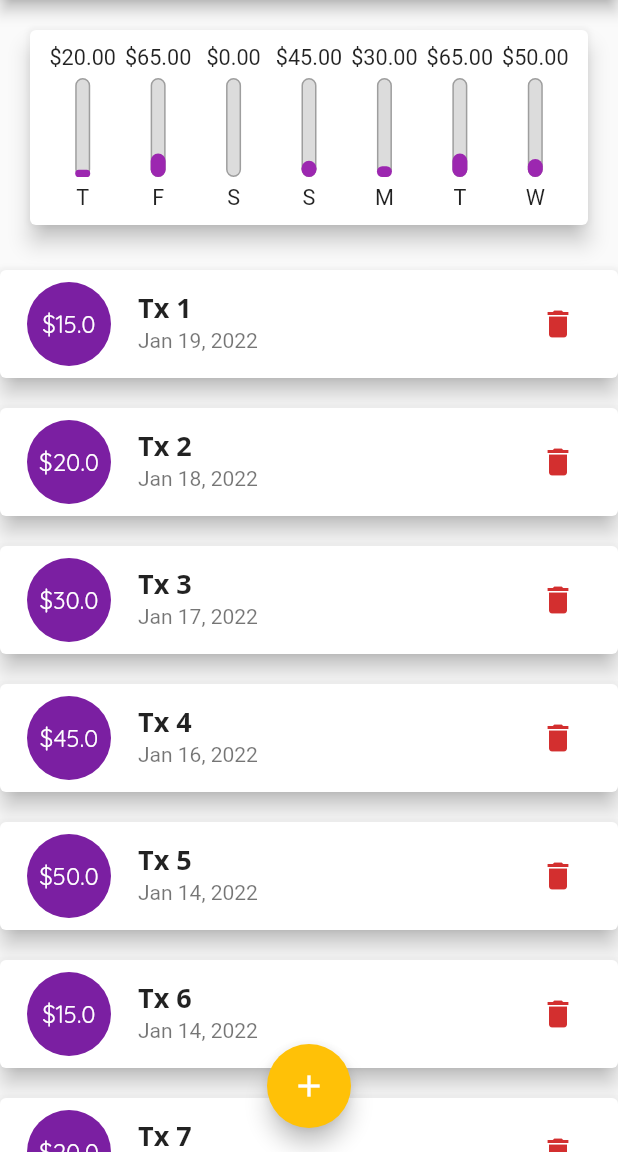
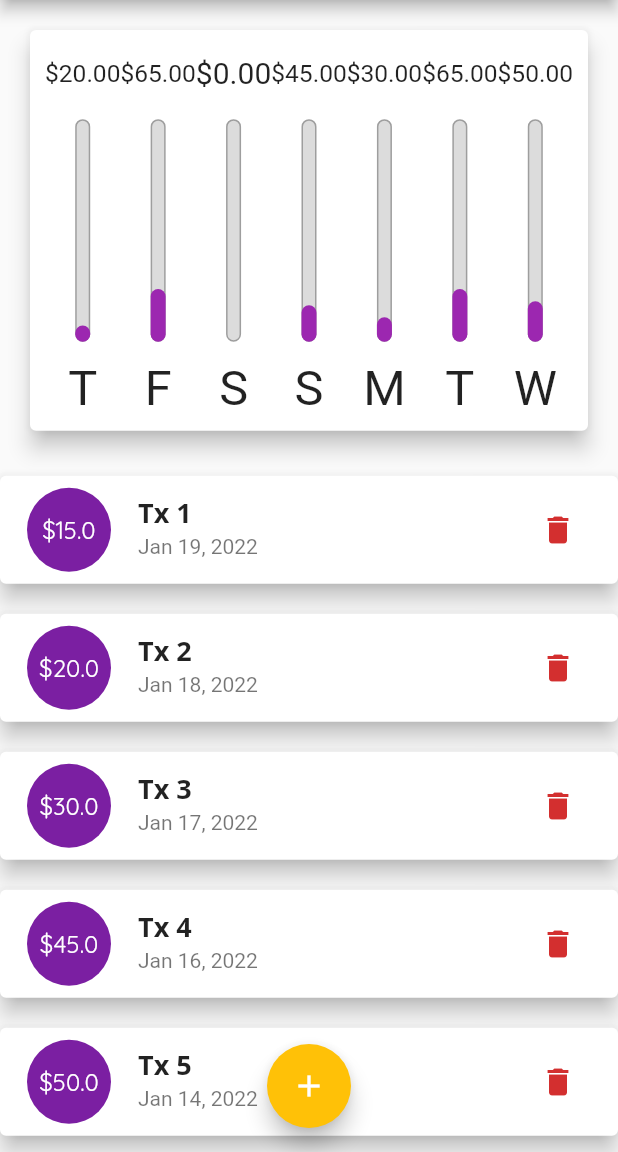
Before and after one commit to kheldar666/flutter-course, a Flutter app: the screen it shows after launch, on a phone screen of 412 x 824 dp, the part 84-1236 px from its top. Run offline on Flutter 3.47's test engine with Material 2 defaults, Android fonts, the light colour scheme and no system bars; our stand-ins replace animated_text_kit, audioplayers, cloud_firestore, firebase_auth, firebase_core, flutter_dotenv and 4 more; accounts and stored records are empty.

Commit message:
Using dynamic size for TxChart widget

```diff
--- a/Expense Planner/expense_planner/lib/main.dart
+++ b/Expense Planner/expense_planner/lib/main.dart
@@ -149,8 +149,8 @@ class _MyHomePageState extends State<MyHomePage> {
         )
       ],
     );
-    final _txListHeight = MediaQuery.of(context).size.height -
-        170 - // Chart height
+
+    final _availableSize = MediaQuery.of(context).size.height -
         MediaQuery.of(context).padding.top - // Status Bar at the top
         _appBar.preferredSize.height;
 
@@ -160,9 +160,9 @@ class _MyHomePageState extends State<MyHomePage> {
         child: Column(
           crossAxisAlignment: CrossAxisAlignment.stretch,
           children: [
-            TransactionChart(recentTransaction),
+            TransactionChart(recentTransaction, height: _availableSize * 0.4),
             TransactionList(_userTransactions, _deleteTransaction,
-                height: _txListHeight),
+                height: _availableSize * 0.6),
           ],
         ),
       ),
--- a/Expense Planner/expense_planner/lib/widgets/transaction_chart.dart
+++ b/Expense Planner/expense_planner/lib/widgets/transaction_chart.dart
@@ -4,9 +4,13 @@ import 'package:flutter/material.dart';
 import 'package:intl/intl.dart';
 
 class TransactionChart extends StatelessWidget {
-  const TransactionChart(this.recentTransactions, {Key? key}) : super(key: key);
+  const TransactionChart(this.recentTransactions,
+      {Key? key, required this.height})
+      : super(key: key);
 
   final List<Transaction> recentTransactions;
+
+  final double height;
 
   double get maxSpending {
     return groupedTransactionValues.fold(0.0, (sum, item) {
@@ -37,7 +41,7 @@ class TransactionChart extends StatelessWidget {
   @override
   Widget build(BuildContext context) {
     return SizedBox(
-      height: 170,
+      height: height,
       child: Card(
         elevation: 6,
         margin: const EdgeInsets.all(20),
```
